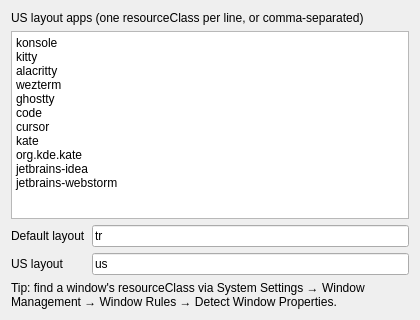
Above: contents/ui/config.ui from algun/kwin-keyboard-layout-switcher before the change. Below: the same form after it.
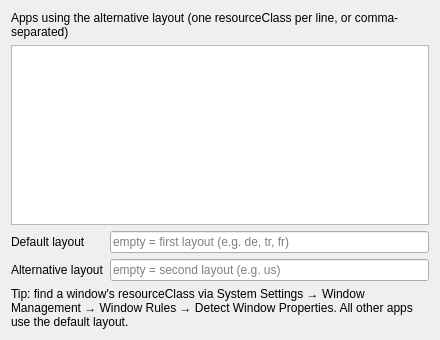
That is the form after the change.

Commit message:
Generalize for public use as default vs alternative layouts
Replace US/Turkish-specific naming with configurable default and alternative layouts, add MIT license, and document empty-field first/second layout defaults.

```diff
--- a/contents/ui/config.ui
+++ b/contents/ui/config.ui
@@ -6,8 +6,8 @@
    <rect>
     <x>0</x>
     <y>0</y>
-    <width>420</width>
-    <height>320</height>
+    <width>440</width>
+    <height>340</height>
    </rect>
   </property>
   <property name="windowTitle">
@@ -17,7 +17,7 @@
    <item>
     <widget class="QLabel" name="usAppsLabel">
      <property name="text">
-      <string>US layout apps (one resourceClass per line, or comma-separated)</string>
+      <string>Apps using the alternative layout (one resourceClass per line, or comma-separated)</string>
      </property>
      <property name="wordWrap">
       <bool>true</bool>
@@ -27,20 +27,10 @@
    <item>
     <widget class="QPlainTextEdit" name="kcfg_UsApps">
      <property name="plainText">
-      <string>konsole
-kitty
-alacritty
-wezterm
-ghostty
-code
-cursor
-kate
-org.kde.kate
-jetbrains-idea
-jetbrains-webstorm</string>
+      <string></string>
      </property>
      <property name="placeholderText">
-      <string>e.g. konsole&#xa;code&#xa;firefox</string>
+      <string>e.g. konsole&#xa;code&#xa;kitty</string>
      </property>
      <property name="tabChangesFocus">
       <bool>true</bool>
@@ -59,10 +49,10 @@
      <item row="0" column="1">
       <widget class="QLineEdit" name="kcfg_DefaultLayout">
        <property name="text">
-        <string>tr</string>
+        <string></string>
        </property>
        <property name="placeholderText">
-        <string>tr</string>
+        <string>empty = first layout (e.g. de, tr, fr)</string>
        </property>
        <property name="toolTip">
         <string>XKB short name (must match a configured layout)</string>
@@ -72,17 +62,17 @@
      <item row="1" column="0">
       <widget class="QLabel" name="usLayoutLabel">
        <property name="text">
-        <string>US layout</string>
+        <string>Alternative layout</string>
        </property>
       </widget>
      </item>
      <item row="1" column="1">
       <widget class="QLineEdit" name="kcfg_UsLayout">
        <property name="text">
-        <string>us</string>
+        <string></string>
        </property>
        <property name="placeholderText">
-        <string>us</string>
+        <string>empty = second layout (e.g. us)</string>
        </property>
        <property name="toolTip">
         <string>XKB short name (must match a configured layout)</string>
@@ -94,7 +84,7 @@
    <item>
     <widget class="QLabel" name="hintLabel">
      <property name="text">
-      <string>Tip: find a window's resourceClass via System Settings → Window Management → Window Rules → Detect Window Properties.</string>
+      <string>Tip: find a window's resourceClass via System Settings → Window Management → Window Rules → Detect Window Properties. All other apps use the default layout.</string>
      </property>
      <property name="wordWrap">
       <bool>true</bool>
```
Left out of the diff: 12 changed lines with no effect on the pictures. The commit also changes 5 other files.
